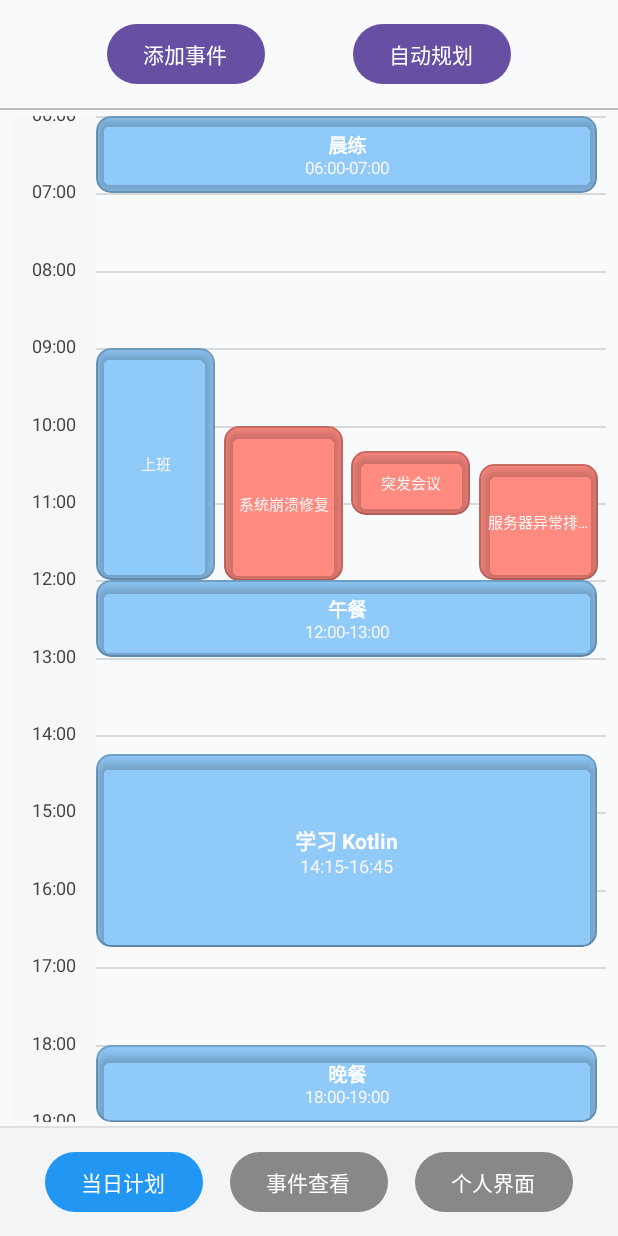
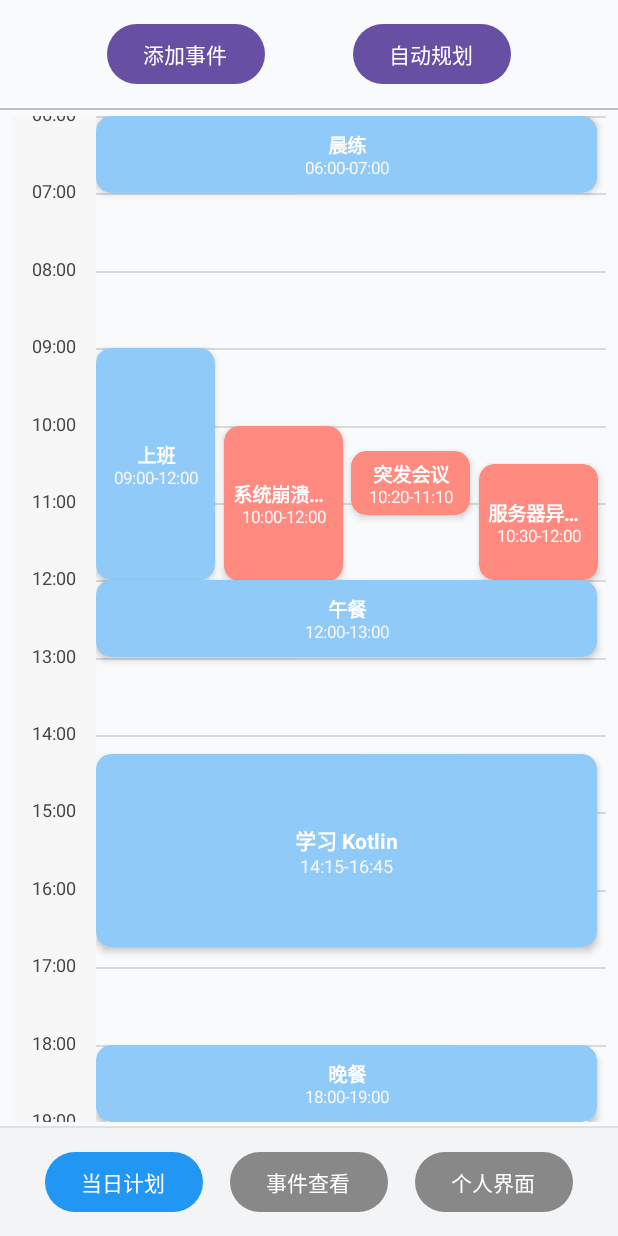
Before and after one commit to kebai633932/TimePilot-app, an Android app built with Jetpack Compose: the @Preview function ScheduleBoardPreview, on a phone screen of 412 x 824 dp. Run offline under Robolectric (Android 15) with nearby library versions, the phone set to English and light mode, and no system bars.

Commit message:
feat: 事件规划界面美化设计完成

```diff
--- a/app/src/main/java/com/example/timepilot_app/ui/schedule/DailyScheduleScreen.kt
+++ b/app/src/main/java/com/example/timepilot_app/ui/schedule/DailyScheduleScreen.kt
@@ -1,5 +1,4 @@
 package com.example.timepilot_app.ui.schedule
-
 import androidx.compose.foundation.background
 import androidx.compose.foundation.border
 import androidx.compose.foundation.layout.*
@@ -271,14 +270,12 @@ fun ScrollableEventSchedule(events: List<ScheduleEvent>) {
                             val xOffset = (columnWidth * node.column).coerceAtMost(maxX)
 
                             if (height > 0.dp) {
-                                Box(
+                                val color = if (node.event.type == "emergency") Color(0xFFFF8A80) else Color(0xFF90CAF9)
+                                EventCard(
                                     modifier = Modifier
                                         .offset(x = xOffset, y = top)
                                         .requiredWidth(width)
-                                        .height(height)
-                                ) {
-                                    val color = if (node.event.type == "emergency") Color(0xFFFF8A80) else Color(0xFF90CAF9)
-                                EventCard(
+                                        .height(height),
                                     title = node.event.title,
                                     color = color,
                                     timeRange = String.format(
@@ -286,7 +283,6 @@ fun ScrollableEventSchedule(events: List<ScheduleEvent>) {
                                         node.event.startHour, node.event.startMinute, node.event.endHour, node.event.endMinute
                                     )
                                 )
-                                }
                             }
                         }
                     }
@@ -411,68 +407,37 @@ fun AddEventDialog(onDismiss: () -> Unit, onAdd: (ScheduleEvent) -> Unit) {
 }
 
 @Composable
-fun EventCard(title: String, color: Color, timeRange: String) {
+fun EventCard(modifier: Modifier = Modifier, title: String, color: Color, timeRange: String) {
     BoxWithConstraints(
-        modifier = Modifier
-            .fillMaxSize()
+        modifier = modifier
+            .shadow(3.dp, RoundedCornerShape(10.dp))
             .clip(RoundedCornerShape(10.dp))
             .background(color)
-            .shadow(4.dp, RoundedCornerShape(10.dp))
-            .border(1.dp, Color(0x33000000), RoundedCornerShape(10.dp))
             .padding(6.dp),
         contentAlignment = Alignment.Center
     ) {
-        val h = maxHeight
-        val w = maxWidth
-
-        // 自适应排版规则：
-        // - 极小：仅显示时间（高度<28dp 或 宽度<80dp）
-        // - 中等：显示标题(最多1-2行) + 时间
-        // - 足够：显示标题(2行) + 时间
-        val isTiny = h < 28.dp || w < 80.dp
-        val isCompact = h < 44.dp || w < 120.dp
-
-        val titleFont = when {
-            isTiny -> 11.sp
-            isCompact -> 13.sp
-            else -> 14.sp
-        }
-        val timeFont = when {
-            isTiny -> 10.sp
-            isCompact -> 11.sp
-            else -> 12.sp
-        }
-        val titleMaxLines = when {
-            isTiny -> 1
-            isCompact -> 1
-            else -> 2
-        }
+        val isCompact = maxHeight < 44.dp || maxWidth < 120.dp
 
         Column(
             verticalArrangement = Arrangement.Center,
             horizontalAlignment = Alignment.CenterHorizontally
         ) {
-            if (!isTiny) {
             Text(
                 text = title,
                 color = Color.White,
                 fontWeight = FontWeight.Bold,
-                    fontSize = titleFont,
-                    maxLines = titleMaxLines,
+                fontSize = if (isCompact) 13.sp else 14.sp,
+                maxLines = 1,
                 overflow = TextOverflow.Ellipsis
             )
-            }
             Text(
-                text = if (isTiny) title else timeRange,
+                text = timeRange,
                 color = Color(0xFFF5F5F5),
-                fontSize = timeFont,
-                maxLines = if (isTiny) 1 else 1,
-                overflow = TextOverflow.Ellipsis
+                fontSize = if (isCompact) 11.sp else 12.sp
             )
         }
     }
 }
-
 @Preview(showBackground = true)
 @Composable
 fun ScheduleBoardPreview() {
```
Also changed, not shown: 1 other file. Lines whose indentation alone changed are shown as unchanged.
